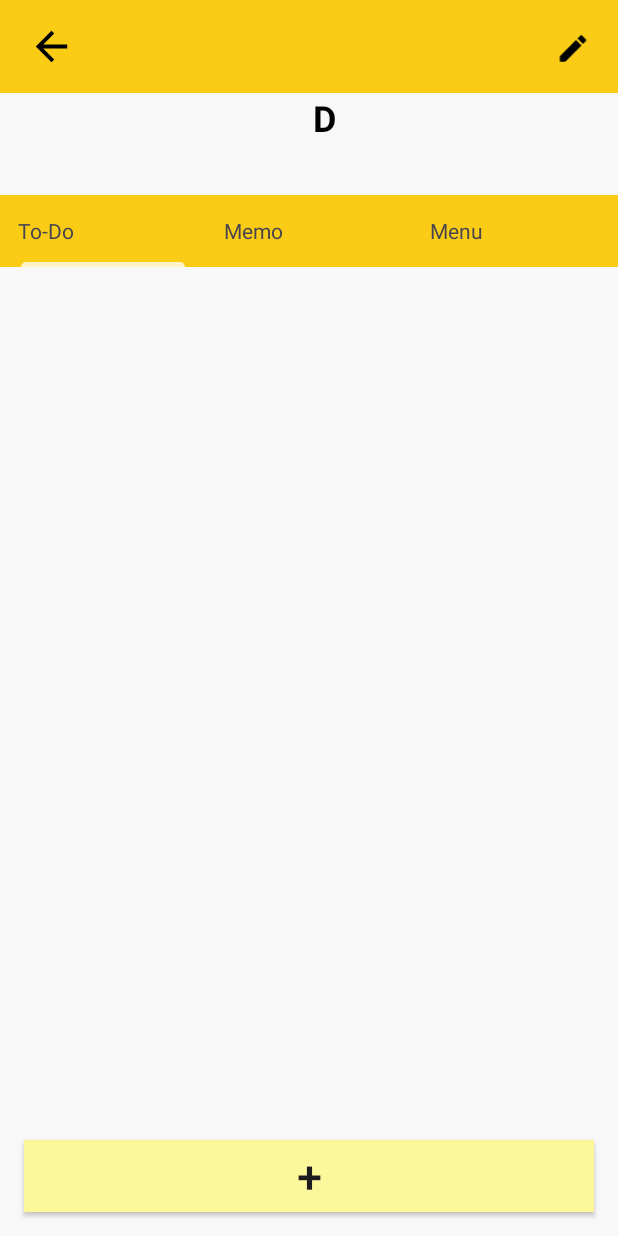
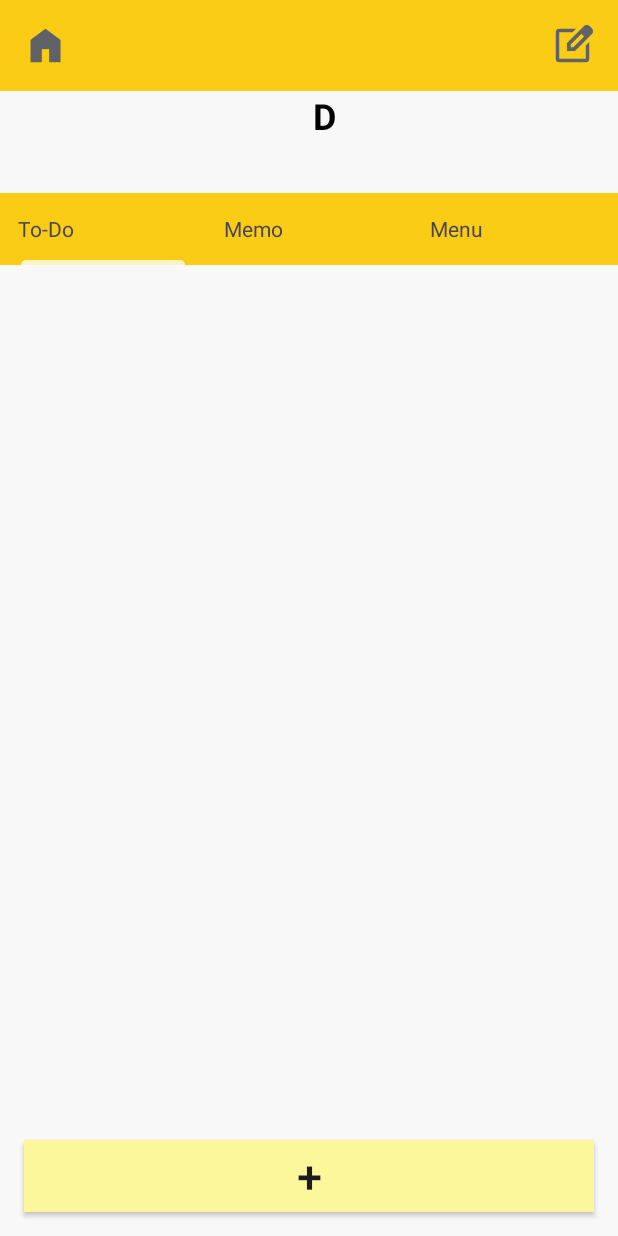
Before and after one commit to taeunii/InTravel, an Android app: the screen it shows after launch (DetailMainActivity), on a phone screen of 412 x 824 dp. Run offline under Robolectric (Android 15) with nearby library versions, the phone set to English and light mode, and no system bars.

Commit message:
아이콘 수정 및 추가 기능 작업 전 파일

```diff
--- a/InTravel/app/src/main/java/com/example/intravel/client/Client.kt
+++ b/InTravel/app/src/main/java/com/example/intravel/client/Client.kt
@@ -6,7 +6,7 @@ import retrofit2.converter.gson.GsonConverterFactory
 
 object Client {
   val retrofit:TravelInterface = Retrofit.Builder()
-    .baseUrl("http://192.168.219.106:8811/travel/")
+    .baseUrl("http://10.100.105.216:8811/travel/")
     .addConverterFactory(GsonConverterFactory.create())
     .build()
     .create(TravelInterface::class.java)
--- a/InTravel/app/src/main/java/com/example/intravel/client/SubClient.kt
+++ b/InTravel/app/src/main/java/com/example/intravel/client/SubClient.kt
@@ -6,7 +6,7 @@ import retrofit2.converter.gson.GsonConverterFactory
 
 object SubClient {
     val retrofit:SubInterface = Retrofit.Builder()
-        .baseUrl("http://192.168.219.106:8811/")
+        .baseUrl("http://10.100.105.216:8811/")
         .addConverterFactory(GsonConverterFactory.create())
         .build()
         .create(SubInterface::class.java)
--- a/InTravel/app/src/main/res/layout/activity_submain.xml
+++ b/InTravel/app/src/main/res/layout/activity_submain.xml
@@ -15,15 +15,28 @@
             android:background="@color/yellow400">
 
             <!-- Left Icon -->
-            <ImageView
+            <androidx.appcompat.widget.AppCompatImageButton
                 android:id="@+id/icon_left"
-                android:layout_width="38dp"
-                android:layout_height="31dp"
-                android:src="?attr/homeAsUpIndicator"
+                android:layout_width="30dp"
+                android:layout_height="30dp"
                 app:layout_constraintBottom_toBottomOf="parent"
                 app:layout_constraintStart_toStartOf="parent"
                 app:layout_constraintTop_toTopOf="parent"
-                app:tint="@android:color/black" />
+                app:layout_constraintVertical_bias="0.666"
+                android:background="?android:attr/selectableItemBackgroundBorderless"
+                android:scaleType="centerInside"
+                android:src="@drawable/home" />
+
+<!--            기존 아이콘-->
+<!--            <ImageView-->
+<!--                android:id="@+id/icon_left"-->
+<!--                android:layout_width="38dp"-->
+<!--                android:layout_height="31dp"-->
+<!--                android:src="?attr/homeAsUpIndicator"-->
+<!--                app:layout_constraintBottom_toBottomOf="parent"-->
+<!--                app:layout_constraintStart_toStartOf="parent"-->
+<!--                app:layout_constraintTop_toTopOf="parent"-->
+<!--                app:tint="@android:color/black" />-->
 
             <!-- Title -->
             <TextView
@@ -42,16 +55,29 @@
                 app:layout_constraintTop_toTopOf="parent" />
 
             <!-- Right Icon -->
-            <ImageView
+            <androidx.appcompat.widget.AppCompatImageButton
                 android:id="@+id/icon_right"
-                android:layout_width="29dp"
-                android:layout_height="23dp"
-                android:src="@drawable/baseline_edit_24"
+                android:layout_width="30dp"
+                android:layout_height="30dp"
                 app:layout_constraintBottom_toBottomOf="parent"
                 app:layout_constraintEnd_toEndOf="parent"
                 app:layout_constraintTop_toTopOf="parent"
                 app:layout_constraintVertical_bias="0.666"
-                app:tint="@android:color/black" />
+                android:background="?android:attr/selectableItemBackgroundBorderless"
+                android:scaleType="centerInside"
+                android:src="@drawable/edit" />
+
+<!--            기존 아이콘-->
+<!--            <ImageView-->
+<!--                android:id="@+id/icon_right"-->
+<!--                android:layout_width="29dp"-->
+<!--                android:layout_height="23dp"-->
+<!--                android:src="@drawable/baseline_edit_24"-->
+<!--                app:layout_constraintBottom_toBottomOf="parent"-->
+<!--                app:layout_constraintEnd_toEndOf="parent"-->
+<!--                app:layout_constraintTop_toTopOf="parent"-->
+<!--                app:layout_constraintVertical_bias="0.666"-->
+<!--                app:tint="@android:color/black" />-->
         </androidx.constraintlayout.widget.ConstraintLayout>
 
     <!-- Main Content -->
--- a/server_intravel/src/main/java/bitc/fullstack405/server_intravel/controller/TodoController.java
+++ b/server_intravel/src/main/java/bitc/fullstack405/server_intravel/controller/TodoController.java
@@ -41,6 +41,7 @@ public class TodoController {
 //  To do list 수정
   @PutMapping("update/{tdId}")
   public TodoEntity update(@PathVariable("tdId") Long todoId, @RequestBody TodoEntity todoEntity) {
+    System.out.println(todoId);
     return todoService.update(todoId, todoEntity);
   }
 
--- a/server_intravel/src/main/java/bitc/fullstack405/server_intravel/service/TodoService.java
+++ b/server_intravel/src/main/java/bitc/fullstack405/server_intravel/service/TodoService.java
@@ -25,8 +25,10 @@ public class TodoService {
 
   @Transactional
   public TodoEntity update(Long todoId, TodoEntity todoEntity) {
-    TodoEntity updateTodo = todoRepository.findByTodoIdAndTravId(todoEntity.getTodoId(), todoId);
+    TodoEntity updateTodo = todoRepository.findById(todoId).get();
 
+    updateTodo.setTravId(todoEntity.getTravId());
+    updateTodo.setTodoComplete(todoEntity.getTodoComplete());
     updateTodo.setTodoImpo(todoEntity.getTodoImpo());
     updateTodo.setTodoContent(todoEntity.getTodoContent());
 
```
Also changed, not shown: InTravel/app/src/main/java/com/example/intravel/adapter/TodoListAdapter.kt (+8 -1 lines), InTravel/app/src/main/res/layout/item_main.xml (+19 -6 lines), InTravel/app/src/main/res/drawable/edit.png (added), InTravel/app/src/main/res/drawable/home.png (added).
